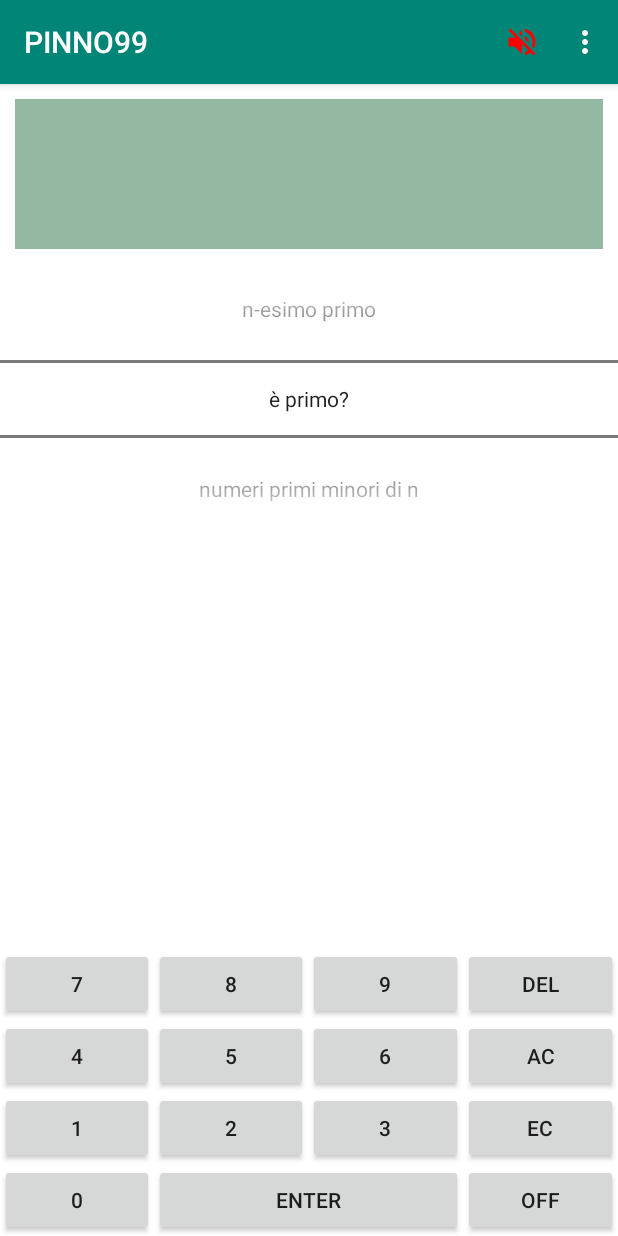
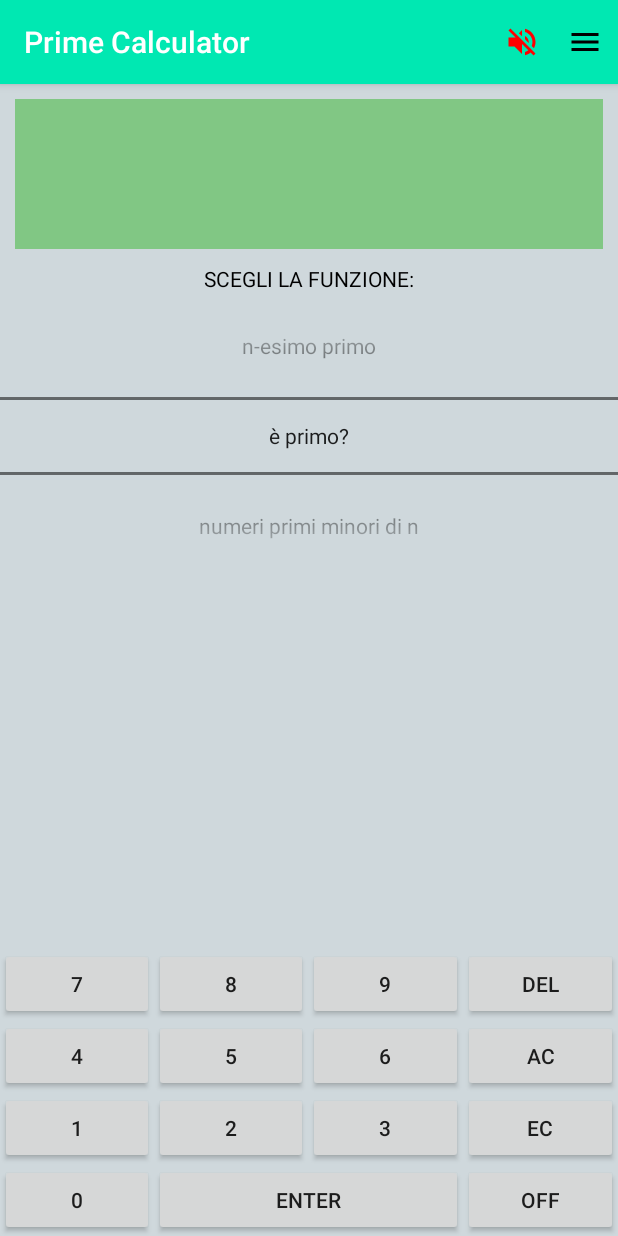
Before and after one commit to AdrianoMorini/PrimeCalculator, an Android app: the screen it shows after launch (MainActivity), after a tap on "AC", on a phone screen of 412 x 824 dp. Run offline under Robolectric (Android 15) with nearby library versions, the phone set to English and light mode, and no system bars; 1 statement that could not run was skipped; 2 other taps on this screen came first.

Commit message:
Initial commit

```diff
--- a/app/src/main/AndroidManifest.xml
+++ b/app/src/main/AndroidManifest.xml
@@ -18,6 +18,7 @@
                 <category android:name="android.intent.category.LAUNCHER" />
             </intent-filter>
         </activity>
+
     </application>
 
 </manifest>
--- /dev/null
+++ b/app/src/main/java/it/ticandtac/primecalculator/InputFilterMinMax.java
@@ -0,0 +1,33 @@
+package it.ticandtac.primecalculator;
+
+import android.text.InputFilter;
+import android.text.Spanned;
+
+public class InputFilterMinMax implements InputFilter {
+
+    private int min, max;
+
+    public InputFilterMinMax(int min, int max) {
+        this.min = min;
+        this.max = max;
+    }
+
+    public InputFilterMinMax(String min, String max) {
+        this.min = Integer.parseInt(min);
+        this.max = Integer.parseInt(max);
+    }
+
+    @Override
+    public CharSequence filter(CharSequence source, int start, int end, Spanned dest, int dstart, int dend) {
+        try {
+            int input = Integer.parseInt(dest.toString() + source.toString());
+            if (isInRange(min, max, input))
+                return null;
+        } catch (NumberFormatException nfe) { }
+        return "";
+    }
+
+    private boolean isInRange(int a, int b, int c) {
+        return b > a ? c >= a && c <= b : c >= b && c <= a;
+    }
+}
--- a/app/src/main/java/it/ticandtac/primecalculator/MainActivity.java
+++ b/app/src/main/java/it/ticandtac/primecalculator/MainActivity.java
@@ -1,15 +1,18 @@
 package it.ticandtac.primecalculator;
 
 
-import android.app.assist.AssistStructure;
 import android.content.Context;
 import android.content.DialogInterface;
 import android.content.SharedPreferences;
+import android.graphics.Typeface;
+import android.graphics.drawable.Drawable;
+import android.support.v4.content.ContextCompat;
 import android.support.v7.app.AlertDialog;
 import android.support.v7.app.AppCompatActivity;
 import android.os.Bundle;
 import android.support.v7.widget.Toolbar;
 import android.text.Editable;
+import android.text.InputFilter;
 import android.text.InputType;
 import android.text.method.ArrowKeyMovementMethod;
 import android.view.Menu;
@@ -33,6 +36,7 @@
     private EditText etNumber1;
     private int result;
     private boolean op;
+    private static TextView TVres;
 
     public static Context getMainActContx() {
         return mainActContx;
@@ -72,7 +76,10 @@
         Toolbar toolbar = findViewById(R.id.toolbar);
         setSupportActionBar(toolbar);
 
+        Drawable drawable = ContextCompat.getDrawable(getApplicationContext(),R.drawable.ic_menu_);
+        toolbar.setOverflowIcon(drawable);
 
+        TVres = findViewById(R.id.TVResult);
 
         EditText Number = findViewById(R.id.etNumber);
         MyKeyboard keyboard = findViewById(R.id.keyboard);
@@ -91,6 +98,12 @@
         Number.setMovementMethod(ArrowKeyMovementMethod.getInstance());
         Number.setText(Number.getText(), TextView.BufferType.SPANNABLE);
 
+        Number.setFilters(new InputFilter[]{new InputFilterMinMax("0","9999")});
+
+        Typeface custom_font = Typeface.createFromAsset(getAssets(),  "fonts/LEDCalculator.ttf");
+
+        TVres.setTypeface(custom_font);
+        Number.setTypeface(custom_font);
 
 
         loadData();
@@ -190,4 +203,8 @@
                 return super.onOptionsItemSelected(item);
         }
     }
+
+    public static TextView getTVres() {
+        return TVres;
+    }
 }
--- a/app/src/main/java/it/ticandtac/primecalculator/MyKeyboard.java
+++ b/app/src/main/java/it/ticandtac/primecalculator/MyKeyboard.java
@@ -55,7 +55,7 @@
     @SuppressLint("CutPasteId")
     private void init(Context context, AttributeSet attrs) {
         LayoutInflater.from(context).inflate(R.layout.keyboard, this, true);
-        button1 = (Button) findViewById(R.id.button_7);
+        button1 = (Button) findViewById(R.id.button_1);
         button1.setOnClickListener(this);
         button2 = (Button) findViewById(R.id.button_2);
         button2.setOnClickListener(this);
@@ -87,7 +87,7 @@
         buttonOff.setOnClickListener(this);
 
 
-        keyValues.put(R.id.button_7, "1");
+        keyValues.put(R.id.button_1, "1");
         keyValues.put(R.id.button_2, "2");
         keyValues.put(R.id.button_3, "3");
         keyValues.put(R.id.button_4, "4");
@@ -123,16 +123,16 @@
         }
 
         if (view.getId() == R.id.button_AC){
-            CharSequence selectedText = inputConnection.getSelectedText(1);
-            inputConnection.deleteSurroundingText(20,20);
+            MainActivity.getTVres().setText("");
             return;
         }
 
         if (view.getId() == R.id.button_EC){
-
+            inputConnection.deleteSurroundingText(20,20);
             return;
         }
         if (view.getId() == R.id.button_enter){
+
             return;
         }
 
--- /dev/null
+++ b/app/src/main/res/drawable/ic_menu_.xml
@@ -0,0 +1,9 @@
+<vector xmlns:android="http://schemas.android.com/apk/res/android"
+        android:width="24dp"
+        android:height="24dp"
+        android:viewportWidth="24.0"
+        android:viewportHeight="24.0">
+    <path
+        android:fillColor="#FF000000"
+        android:pathData="M3,18h18v-2L3,16v2zM3,13h18v-2L3,11v2zM3,6v2h18L21,6L3,6z"/>
+</vector>
--- a/app/src/main/res/layout/activity_main.xml
+++ b/app/src/main/res/layout/activity_main.xml
@@ -4,7 +4,7 @@
     xmlns:tools="http://schemas.android.com/tools"
     android:layout_width="match_parent"
     android:layout_height="match_parent"
-    android:background="#FFFFFF"
+    android:background="#cfd8dc"
     tools:context=".MainActivity">
 
     <include
@@ -15,24 +15,28 @@
         android:id="@+id/etNumber"
         android:layout_width="match_parent"
         android:layout_height="50dp"
-        android:background="#93B9A3"
+        android:layout_below="@id/toolbar"
+        android:layout_marginLeft="10dp"
         android:layout_marginTop="10dp"
-        android:layout_marginLeft="10dp"
         android:layout_marginRight="10dp"
+        android:background="#81c784"
+        android:cursorVisible="false"
         android:padding="5dp"
-        android:layout_below="@id/toolbar"
         android:textAlignment="textEnd"
-        android:cursorVisible="false"
-        />
+        android:textSize="25dp" />
+
+
     <TextView
         android:id="@+id/TVResult"
         android:layout_width="match_parent"
+        android:layout_height="50dp"
+        android:layout_below="@+id/etNumber"
         android:layout_marginLeft="10dp"
         android:layout_marginRight="10dp"
-        android:layout_height="50dp"
-        android:layout_below="@+id/etNumber"
-        android:background="#93B9A3"
-        />
+        android:background="#81c784"
+        android:textAlignment="textEnd"
+        android:textColor="@android:color/black"
+        android:textSize="25dp" />
 
     <it.ticandtac.primecalculator.MyKeyboard
         android:id="@+id/keyboard"
@@ -46,11 +50,22 @@
         android:id="@+id/functions_"
         android:layout_width="match_parent"
         android:layout_height="wrap_content"
+        android:layout_below="@id/chooseFunc"
+        android:descendantFocusability="blocksDescendants"
+        android:layout_marginTop="5dp"
+
+        android:background="#cfd8dc">
+    </NumberPicker>
+
+    <TextView
+        android:id="@+id/chooseFunc"
+        android:layout_width="match_parent"
+        android:layout_marginTop="10dp"
+        android:layout_height="wrap_content"
         android:layout_below="@id/TVResult"
-        android:layout_marginTop="10dp"
-        android:descendantFocusability="blocksDescendants"
-        android:background="#FFFFFF">
-    </NumberPicker>
+        android:text="SCEGLI LA FUNZIONE:"
+        android:textAlignment="center"
+        android:textColor="@android:color/black"/>
 
 
 </RelativeLayout>
--- a/app/src/main/res/layout/keyboard.xml
+++ b/app/src/main/res/layout/keyboard.xml
@@ -11,7 +11,7 @@
             android:layout_width="0dp"
             android:layout_height="wrap_content"
             android:layout_weight="1"
-            android:text="7"/>
+            android:text="7" />
 
         <Button
             android:id="@+id/button_8"
--- a/app/src/main/res/layout/toolbar.xml
+++ b/app/src/main/res/layout/toolbar.xml
@@ -3,10 +3,11 @@
     xmlns:app="http://schemas.android.com/apk/res-auto"
     android:layout_width="match_parent"
     android:layout_height="wrap_content"
-    android:background="@color/colorPrimary"
+    android:background="#00E8B2"
     android:elevation="4dp"
-    app:title="PINNO99"
+    app:title=""
     android:theme="@style/ThemeOverlay.AppCompat.Dark.ActionBar"
     app:popupTheme="@style/ThemeOverlay.AppCompat.Light">
 
+
 </android.support.v7.widget.Toolbar>
```
